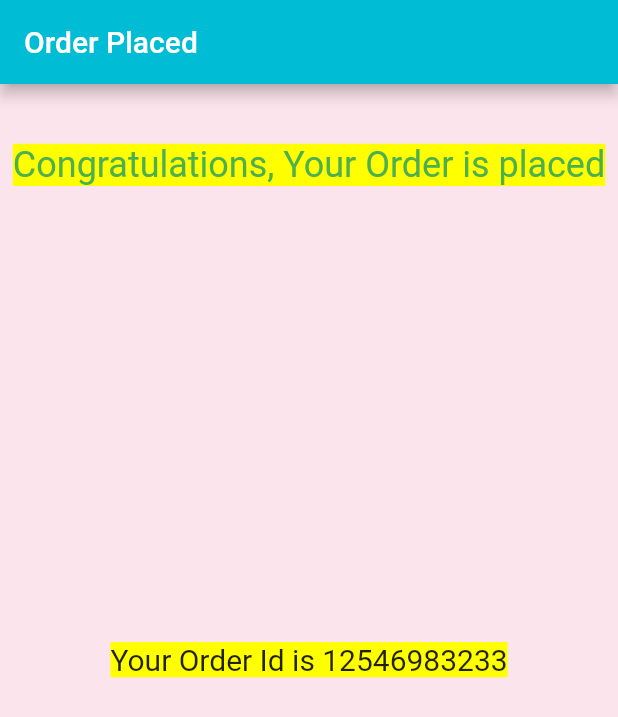
After one commit to daule1999/e_shopp, a Flutter app: the SuccesPage screen opened by its route, on a phone screen of 412 x 824 dp. The commit adds this screen. Shown: the top 717 px of the screen. Run offline on Flutter 3.47's test engine with Material 2 defaults, Android fonts, the light colour scheme and no system bars; our stand-ins replace cloud_firestore, confetti, connectivity, csv, expandable, faker and 8 more; missing offline and left inert: jwt_decode, sliver_glue; accounts and stored records are empty.

Commit message:
Success Page Added

```diff
--- /dev/null
+++ b/lib/components/successPage.dart
@@ -0,0 +1,155 @@
+// import 'dart:async';
+
+// import 'package:flutter/material.dart';
+
+// class SuccesPage extends StatefulWidget {
+//   @override
+//   _SuccesPageState createState() => _SuccesPageState();
+// }
+
+// class _SuccesPageState extends State<SuccesPage> {
+//   // void initState() {
+//   //   super.initState();
+//   //   startTime();
+//   // }
+
+//   // startTime() async {
+//   //   var duration = new Duration(seconds: 6);
+//   //   return new Timer(duration, route);
+//   // }
+
+//   // route() {
+//   //   Navigator.pushReplacementNamed(context, '/home');
+//   // }
+
+//   @override
+//   Widget build(BuildContext context) {
+//     return MaterialApp(
+//       title: "Congratulations",
+//       debugShowCheckedModeBanner: false,
+//       home: Scaffold(
+//         appBar: AppBar(
+//           title: Text("Order Placed"),
+//         ),
+//         body: Center(
+//           child: Column(
+//             children: [
+//               Text("Congratulations, Order Placed"),
+//             ],
+//           ),
+//         ),
+//       ),
+//     );
+//   }
+// }
+
+import 'dart:async';
+import 'dart:math';
+import 'package:confetti/confetti.dart';
+import 'package:flutter/material.dart';
+
+class SuccesPage extends StatefulWidget {
+  @override
+  _SuccesPageState createState() => _SuccesPageState();
+}
+
+class _SuccesPageState extends State<SuccesPage> {
+  ConfettiController controllerTopCenter;
+  @override
+  void initState() {
+    super.initState();
+    setState(() {
+      initController();
+    });
+    controllerTopCenter.play();
+    startTime();
+  }
+
+  void initController() {
+    controllerTopCenter =
+        ConfettiController(duration: const Duration(seconds: 1));
+  }
+
+  startTime() async {
+    var duration = new Duration(seconds: 6);
+    return new Timer(duration, route);
+  }
+
+  route() {
+    Navigator.pushReplacementNamed(context, '/home');
+  }
+
+  @override
+  Widget build(BuildContext context) {
+    return Scaffold(
+      backgroundColor: Colors.pink[50],
+      appBar: AppBar(
+        backgroundColor: Colors.cyan,
+        title: Text("Order Placed"),
+        automaticallyImplyLeading: false,
+      ),
+      body: SafeArea(
+        child: Stack(
+          children: <Widget>[
+            buildConfettiWidget(controllerTopCenter, pi / 1),
+            buildConfettiWidget(controllerTopCenter, pi / 4),
+            Align(
+              alignment: Alignment.center,
+              child: Column(
+                children: <Widget>[
+                  // Image.asset(
+                  //   "assets/trophy.png",
+                  //   width: MediaQuery.of(context).size.width * 0.5,
+                  //   height: MediaQuery.of(context).size.height * 0.5,
+                  // ),
+                  SizedBox(
+                    height: 40,
+                  ),
+                  Center(
+                    child: Text(
+                      "Congratulations, Your Order is placed",
+                      style: TextStyle(
+                        fontSize: 24,
+                        color: Colors.green,
+                        backgroundColor: Colors.yellowAccent,
+                      ),
+                    ),
+                  ),
+                ],
+              ),
+            ),
+            // buildButton(),
+            Center(
+              child: Text(
+                "Your Order Id is 12546983233",
+                style: TextStyle(
+                  fontSize: 20,
+                  // color: Colors.green,
+                  backgroundColor: Colors.yellowAccent,
+                ),
+              ),
+            ),
+          ],
+        ),
+      ),
+    );
+  }
+
+  Align buildConfettiWidget(controller, double blastDirection) {
+    return Align(
+      alignment: Alignment.topCenter,
+      child: ConfettiWidget(
+        maximumSize: Size(30, 30),
+        shouldLoop: false,
+        confettiController: controller,
+        blastDirection: blastDirection,
+        blastDirectionality: BlastDirectionality.directional,
+        maxBlastForce: 20, // set a lower max blast force
+        minBlastForce: 8, // set a lower min blast force
+        emissionFrequency: 1,
+        numberOfParticles: 8, // a lot of particles at once
+        gravity: 1,
+      ),
+    );
+  }
+}
--- a/lib/main.dart
+++ b/lib/main.dart
@@ -1,4 +1,3 @@
-
 import 'package:flutter/material.dart';
 import 'package:shared_preferences/shared_preferences.dart';
 
@@ -24,6 +23,7 @@ import './pages/products/wishlist.dart';
 import './components/orders/orderHistory.dart';
 import './pages/onBoardingScreen/onboardingScreen.dart';
 import './pages/adminPanel.dart';
+import "./components/successPage.dart";
 
 bool firstTime;
 
@@ -43,7 +43,7 @@ class Main extends StatelessWidget {
   Widget build(BuildContext context) {
     return MaterialApp(
       debugShowCheckedModeBanner: false,
-      initialRoute: firstTime ? '/' : '/onBoarding',
+      initialRoute: firstTime ? '/success' : '/onBoarding',
       routes: {
         '/': (context) => Start(),
         '/login': (context) => Login(),
@@ -66,7 +66,8 @@ class Main extends StatelessWidget {
         '/profile/contactUs': (context) => ContactUs(),
         '/placedOrder': (context) => OrderHistory(),
         "/onBoarding": (context) => OnBoardingScreen(),
-        "/admin": (context) => AdminPanel()
+        "/admin": (context) => AdminPanel(),
+        "/success": (context) => SuccesPage()
       },
       theme: ThemeData(
           bottomSheetTheme:
--- a/lib/pages/checkout/placeOrder.dart
+++ b/lib/pages/checkout/placeOrder.dart
@@ -1,6 +1,6 @@
 import '../../services/userService.dart';
 import 'package:flutter/material.dart';
-
+import "../../components/loader.dart";
 import '../../components/checkout/checkoutAppBar.dart';
 import '../../services/checkoutService.dart';
 import '../../components/modals/internetConnection.dart';
@@ -11,6 +11,9 @@ class PlaceOrder extends StatefulWidget {
 }
 
 class _PlaceOrderState extends State<PlaceOrder> {
+  final GlobalKey<ScaffoldState> _orderScaffoldKey =
+      new GlobalKey<ScaffoldState>();
+  final GlobalKey<State> keyLoader = new GlobalKey<State>();
   void thirdFunction() {}
   Map<String, dynamic> orderDetails;
   CheckoutService _checkoutService = new CheckoutService();
@@ -23,12 +26,32 @@ class _PlaceOrderState extends State<PlaceOrder> {
     });
   }
 
+  void showInSnackBar(String msg, Color color) {
+    // ignore: deprecated_member_use
+    _orderScaffoldKey.currentState.showSnackBar(
+      SnackBar(
+        backgroundColor: color,
+        content: new Text(msg),
+        action: SnackBarAction(
+          label: 'Close',
+          textColor: Colors.white,
+          onPressed: () {
+            // ignore: deprecated_member_use
+            _orderScaffoldKey.currentState.removeCurrentSnackBar();
+          },
+        ),
+      ),
+    );
+  }
+
   placeNewOrder() async {
     bool connectionStatus = await _userService.checkInternetConnectivity();
 
     if (connectionStatus) {
+      Loader.showLoadingScreen(context, keyLoader);
       await _checkoutService.placeNewOrder(orderDetails);
-      Navigator.pushReplacementNamed(context, '/home');
+      Navigator.pushReplacementNamed(context, '/success');
+      showInSnackBar("Order Placed", Colors.green);
     } else {
       internetConnectionDialog(context);
     }
--- a/pubspec.yaml
+++ b/pubspec.yaml
@@ -50,6 +50,7 @@ dependencies:
   jwt_decode: ^0.3.1
   connectivity: ^3.0.4
   get: ^4.1.4
+  confetti: ^0.5.5
 
 dev_dependencies:
   flutter_test:
```
Also changed, not shown: pubspec.lock.
